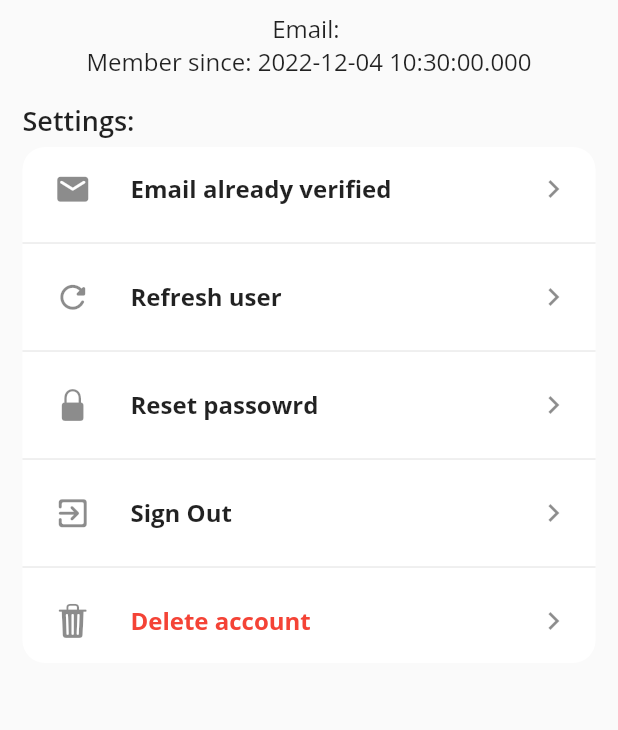
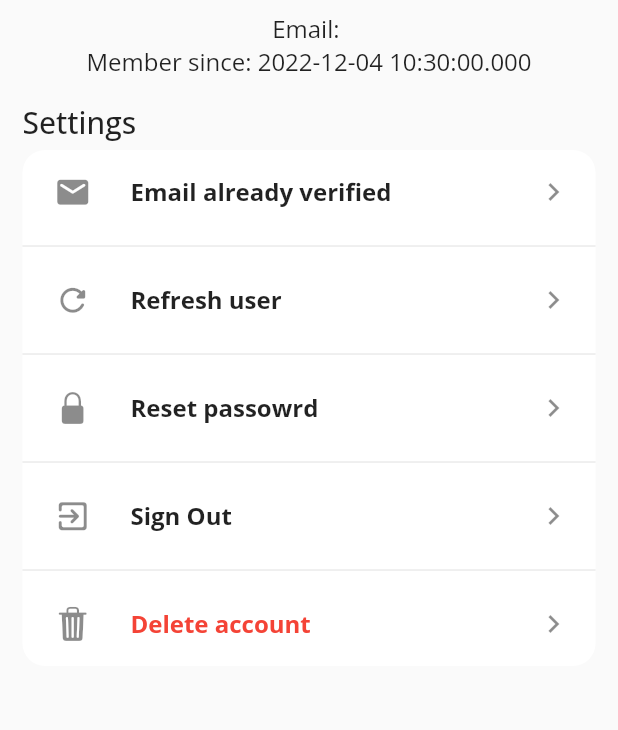
Before and after one commit to fredrikhoelseter/WhatsInMyFridge, a Flutter app: the screen it shows once a user with an empty profile is signed in, swiped to page 3, on a phone screen of 412 x 824 dp. Shown: the part 387-1117 px from the top of the screen. Run offline on Flutter 3.47's test engine with Material 2 defaults, Android fonts, the phone set to English and light mode, and no system bars; drawn by our look-alikes of babstrap_settings_screen; our stand-ins replace cloud_firestore, firebase_auth, firebase_core, font_awesome_flutter, google_fonts, google_sign_in and 3 more; missing offline and left inert: dart:ffi; accounts and stored records are empty; statements that could not run were skipped.

Commit message:
Font update in settingspage

```diff
--- a/lib/screens/settings_page.dart
+++ b/lib/screens/settings_page.dart
@@ -186,9 +186,9 @@ class _SettingsPageState extends State<SettingsPage> {
               children: [
                 //A group for the settings items.
                 SettingsGroup(
-                  settingsGroupTitle: "Settings:",
+                  settingsGroupTitle: "Settings",
                   settingsGroupTitleStyle:
-                      TextStyle(fontWeight: FontWeight.w600, fontSize: 18),
+                      TextStyle(fontWeight: FontWeight.w500, fontSize: 20),
                   items: [
                     //Send a link to the current users email
                     //User can verify email
```
